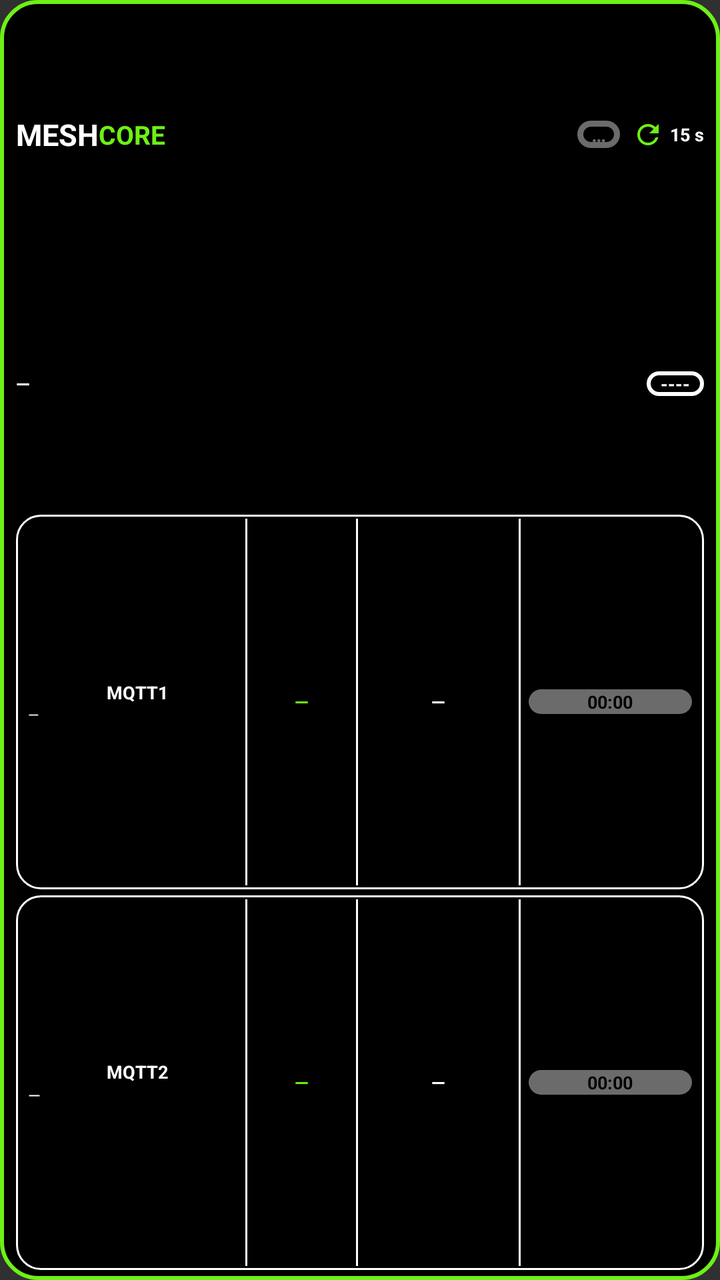
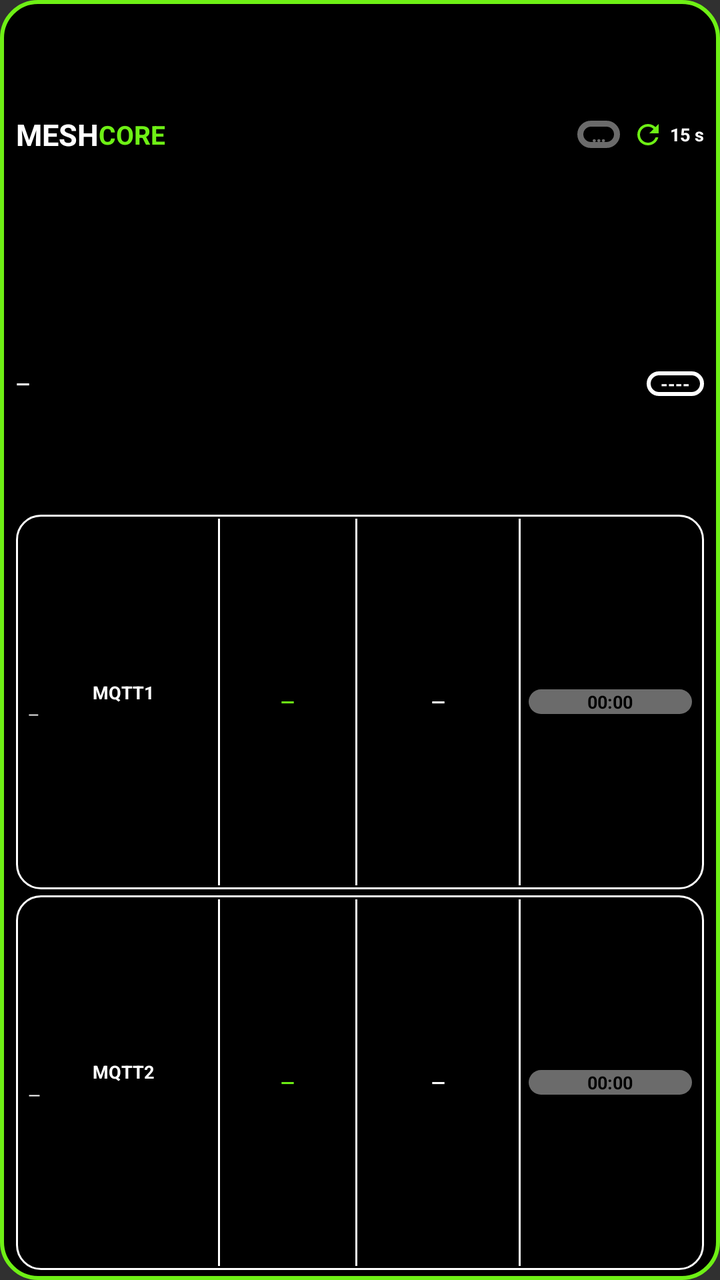

An Android layout rendered at two revisions. The XML below is the earlier revision; the diff shows what the commit changed to produce the second picture.
<!-- AndroidManifest.xml: application theme android:Theme.Material.NoActionBar -->
<!-- res/layout/widget_observer_compact.xml -->
<?xml version="1.0" encoding="utf-8"?>
<LinearLayout xmlns:android="http://schemas.android.com/apk/res/android"
    android:id="@+id/widget_root"
    android:layout_width="match_parent"
    android:layout_height="match_parent"
    android:orientation="vertical"
    android:paddingStart="8dp" android:paddingEnd="8dp" android:paddingTop="5dp" android:paddingBottom="5dp"
    android:background="@drawable/widget_bg">

    <LinearLayout android:layout_width="match_parent" android:layout_height="0dp" android:layout_weight="2"
        android:orientation="horizontal" android:gravity="center_vertical">
        <TextView android:layout_width="wrap_content" android:layout_height="wrap_content" android:text="MESH" android:textColor="#FFFFFF" android:textStyle="bold" android:textSize="15sp" android:maxLines="1"/>
        <TextView android:layout_width="wrap_content" android:layout_height="wrap_content" android:text="CORE" android:textColor="#6EF015" android:textStyle="bold" android:textSize="13sp" android:maxLines="1"/>
        <FrameLayout android:layout_width="0dp" android:layout_height="1dp" android:layout_weight="1"/>
        <TextView android:id="@+id/obs_live" android:layout_width="wrap_content" android:layout_height="wrap_content"
            android:background="@drawable/live_gray" android:paddingStart="7dp" android:paddingEnd="7dp"
            android:text="…" android:textColor="#6B6B6B" android:textStyle="bold" android:textSize="10sp" android:maxLines="1"/>
        <ImageView android:id="@+id/refresh_icon" android:layout_width="16dp" android:layout_height="16dp" android:layout_marginStart="6dp"
            android:src="@drawable/ic_refresh" android:contentDescription="@null"/>
        <TextView android:id="@+id/interval_text" android:layout_width="wrap_content" android:layout_height="wrap_content"
            android:layout_marginStart="3dp" android:text="15 s" android:textColor="#FFFFFF" android:textStyle="bold" android:textSize="9sp" android:maxLines="1"/>
    </LinearLayout>

    <LinearLayout android:layout_width="match_parent" android:layout_height="0dp" android:layout_weight="2"
        android:orientation="horizontal" android:gravity="center_vertical">
        <TextView android:id="@+id/obs_name" android:layout_width="0dp" android:layout_height="wrap_content" android:layout_weight="1"
            android:text="—" android:textColor="#FFFFFF" android:textStyle="bold" android:textSize="9sp" android:maxLines="1" android:ellipsize="end"/>
        <TextView android:id="@+id/obs_hash" android:layout_width="wrap_content" android:layout_height="wrap_content"
            android:background="@drawable/badge_outline" android:paddingStart="7dp" android:paddingEnd="7dp"
            android:text="----" android:textColor="#FFFFFF" android:textStyle="bold" android:textSize="9sp" android:maxLines="1"/>
    </LinearLayout>

    <LinearLayout android:layout_width="match_parent" android:layout_height="0dp" android:layout_weight="3"
        android:layout_marginTop="3dp" android:orientation="horizontal" android:gravity="center_vertical"
        android:background="@drawable/card_outline" android:paddingStart="6dp" android:paddingEnd="6dp" android:paddingTop="2dp" android:paddingBottom="2dp">
        <LinearLayout android:layout_width="0dp" android:layout_height="wrap_content" android:layout_weight="4" android:orientation="vertical">
            <TextView android:layout_width="match_parent" android:layout_height="wrap_content" android:text="MQTT1" android:textColor="#FFFFFF" android:textStyle="bold" android:gravity="center" android:textSize="9sp" android:maxLines="1"/>
            <TextView android:id="@+id/m1_host" android:layout_width="match_parent" android:layout_height="wrap_content" android:text="—" android:textColor="#FFFFFF" android:textSize="7sp" android:maxLines="1" android:ellipsize="end" android:autoSizeTextType="uniform" android:autoSizeMinTextSize="6sp" android:autoSizeMaxTextSize="8sp" android:autoSizeStepGranularity="1sp"/>
        </LinearLayout>
        <FrameLayout android:layout_width="1dp" android:layout_height="match_parent" android:background="#FFFFFF"/>
        <TextView android:id="@+id/m1_hour" android:layout_width="0dp" android:layout_height="wrap_content" android:layout_weight="2" android:gravity="center" android:text="—" android:textColor="#6EF015" android:textStyle="bold" android:textSize="9sp" android:maxLines="1" android:autoSizeTextType="uniform" android:autoSizeMinTextSize="6sp" android:autoSizeMaxTextSize="9sp" android:autoSizeStepGranularity="1sp"/>
        <LinearLayout android:id="@+id/m1_total_col" android:layout_width="0dp" android:layout_height="match_parent" android:layout_weight="3" android:orientation="horizontal" android:gravity="center_vertical">
            <FrameLayout android:layout_width="1dp" android:layout_height="match_parent" android:background="#FFFFFF"/>
            <TextView android:id="@+id/m1_total" android:layout_width="0dp" android:layout_height="wrap_content" android:layout_weight="1" android:gravity="center" android:text="—" android:textColor="#FFFFFF" android:textStyle="bold" android:textSize="9sp" android:maxLines="1" android:autoSizeTextType="uniform" android:autoSizeMinTextSize="5sp" android:autoSizeMaxTextSize="9sp" android:autoSizeStepGranularity="1sp"/>
        </LinearLayout>
        <FrameLayout android:layout_width="1dp" android:layout_height="match_parent" android:background="#FFFFFF"/>
        <Chronometer android:id="@+id/m1_last" android:layout_width="0dp" android:layout_height="wrap_content" android:layout_weight="3" android:layout_marginStart="4dp" android:gravity="center" android:background="@drawable/pill_gray" android:text="—" android:textColor="#000000" android:textStyle="bold" android:textSize="9sp" android:maxLines="1" android:autoSizeTextType="uniform" android:autoSizeMinTextSize="7sp" android:autoSizeMaxTextSize="9sp" android:autoSizeStepGranularity="1sp"/>
    </LinearLayout>

    <LinearLayout android:layout_width="match_parent" android:layout_height="0dp" android:layout_weight="3"
        android:layout_marginTop="3dp" android:orientation="horizontal" android:gravity="center_vertical"
        android:background="@drawable/card_outline" android:paddingStart="6dp" android:paddingEnd="6dp" android:paddingTop="2dp" android:paddingBottom="2dp">
        <LinearLayout android:layout_width="0dp" android:layout_height="wrap_content" android:layout_weight="4" android:orientation="vertical">
            <TextView android:layout_width="match_parent" android:layout_height="wrap_content" android:text="MQTT2" android:textColor="#FFFFFF" android:textStyle="bold" android:gravity="center" android:textSize="9sp" android:maxLines="1" android:autoSizeTextType="uniform" android:autoSizeMinTextSize="7sp" android:autoSizeMaxTextSize="9sp" android:autoSizeStepGranularity="1sp"/>
            <TextView android:id="@+id/m2_host" android:layout_width="match_parent" android:layout_height="wrap_content" android:text="—" android:textColor="#FFFFFF" android:textSize="8sp" android:maxLines="1" android:ellipsize="end" android:autoSizeTextType="uniform" android:autoSizeMinTextSize="6sp" android:autoSizeMaxTextSize="8sp" android:autoSizeStepGranularity="1sp"/>
        </LinearLayout>
        <FrameLayout android:layout_width="1dp" android:layout_height="match_parent" android:background="#FFFFFF"/>
        <TextView android:id="@+id/m2_hour" android:layout_width="0dp" android:layout_height="wrap_content" android:layout_weight="2" android:gravity="center" android:text="—" android:textColor="#6EF015" android:textStyle="bold" android:textSize="9sp" android:maxLines="1" android:autoSizeTextType="uniform" android:autoSizeMinTextSize="6sp" android:autoSizeMaxTextSize="9sp" android:autoSizeStepGranularity="1sp"/>
        <LinearLayout android:id="@+id/m2_total_col" android:layout_width="0dp" android:layout_height="match_parent" android:layout_weight="3" android:orientation="horizontal" android:gravity="center_vertical">
            <FrameLayout android:layout_width="1dp" android:layout_height="match_parent" android:background="#FFFFFF"/>
            <TextView android:id="@+id/m2_total" android:layout_width="0dp" android:layout_height="wrap_content" android:layout_weight="1" android:gravity="center" android:text="—" android:textColor="#FFFFFF" android:textStyle="bold" android:textSize="9sp" android:maxLines="1" android:autoSizeTextType="uniform" android:autoSizeMinTextSize="5sp" android:autoSizeMaxTextSize="9sp" android:autoSizeStepGranularity="1sp"/>
        </LinearLayout>
        <FrameLayout android:layout_width="1dp" android:layout_height="match_parent" android:background="#FFFFFF"/>
        <Chronometer android:id="@+id/m2_last" android:layout_width="0dp" android:layout_height="wrap_content" android:layout_weight="3" android:layout_marginStart="4dp" android:gravity="center" android:background="@drawable/pill_gray" android:text="—" android:textColor="#000000" android:textStyle="bold" android:textSize="9sp" android:maxLines="1" android:autoSizeTextType="uniform" android:autoSizeMinTextSize="7sp" android:autoSizeMaxTextSize="9sp" android:autoSizeStepGranularity="1sp"/>
    </LinearLayout>
</LinearLayout>
<!-- resources referenced by this layout -->
<resources>
  <!-- drawable badge_outline (drawable) -->
  <?xml version="1.0" encoding="utf-8"?>
  <shape xmlns:android="http://schemas.android.com/apk/res/android" android:shape="rectangle">
      <solid android:color="#000000"/>
      <stroke android:width="2dp" android:color="#FFFFFF"/>
      <corners android:radius="9dp"/>
  </shape>
  <!-- drawable card_outline (drawable) -->
  <?xml version="1.0" encoding="utf-8"?>
  <shape xmlns:android="http://schemas.android.com/apk/res/android" android:shape="rectangle">
      <solid android:color="#000000"/>
      <stroke android:width="1dp" android:color="#FFFFFF"/>
      <corners android:radius="12dp"/>
  </shape>
  <!-- drawable ic_refresh (drawable) -->
  <?xml version="1.0" encoding="utf-8"?>
  <vector xmlns:android="http://schemas.android.com/apk/res/android" android:width="24dp" android:height="24dp" android:viewportWidth="24" android:viewportHeight="24">
      <path android:fillColor="#6EF015" android:pathData="M17.65,6.35C16.2,4.9 14.21,4 12,4c-4.42,0 -7.99,3.58 -7.99,8s3.57,8 7.99,8c3.73,0 6.84,-2.55 7.73,-6h-2.08c-0.82,2.33 -3.04,4 -5.65,4 -3.31,0 -6,-2.69 -6,-6s2.69,-6 6,-6c1.66,0 3.14,0.69 4.22,1.78L13,11h7V4l-2.35,2.35z"/>
  </vector>
  <!-- drawable live_gray (drawable) -->
  <?xml version="1.0" encoding="utf-8"?>
  <shape xmlns:android="http://schemas.android.com/apk/res/android" android:shape="rectangle">
      <solid android:color="#000000"/>
      <stroke android:width="3dp" android:color="#6B6B6B"/>
      <corners android:radius="12dp"/>
  </shape>
  <!-- drawable pill_gray (drawable) -->
  <?xml version="1.0" encoding="utf-8"?>
  <shape xmlns:android="http://schemas.android.com/apk/res/android" android:shape="rectangle">
      <solid android:color="#6B6B6B"/>
      <corners android:radius="11dp"/>
  </shape>
  <!-- drawable widget_bg (drawable) -->
  <?xml version="1.0" encoding="utf-8"?>
  <shape xmlns:android="http://schemas.android.com/apk/res/android" android:shape="rectangle">
      <solid android:color="#000000"/>
      <stroke android:width="2dp" android:color="#6EF015"/>
      <corners android:radius="18dp"/>
  </shape>
</resources>

<!-- the commit's change to res/layout/widget_observer_compact.xml (unified diff, before → after) -->
@@ -33,12 +33,12 @@
     <LinearLayout android:layout_width="match_parent" android:layout_height="0dp" android:layout_weight="3"
         android:layout_marginTop="3dp" android:orientation="horizontal" android:gravity="center_vertical"
         android:background="@drawable/card_outline" android:paddingStart="6dp" android:paddingEnd="6dp" android:paddingTop="2dp" android:paddingBottom="2dp">
-        <LinearLayout android:layout_width="0dp" android:layout_height="wrap_content" android:layout_weight="4" android:orientation="vertical">
+        <LinearLayout android:layout_width="0dp" android:layout_height="wrap_content" android:layout_weight="3.5" android:orientation="vertical">
             <TextView android:layout_width="match_parent" android:layout_height="wrap_content" android:text="MQTT1" android:textColor="#FFFFFF" android:textStyle="bold" android:gravity="center" android:textSize="9sp" android:maxLines="1"/>
             <TextView android:id="@+id/m1_host" android:layout_width="match_parent" android:layout_height="wrap_content" android:text="—" android:textColor="#FFFFFF" android:textSize="7sp" android:maxLines="1" android:ellipsize="end" android:autoSizeTextType="uniform" android:autoSizeMinTextSize="6sp" android:autoSizeMaxTextSize="8sp" android:autoSizeStepGranularity="1sp"/>
         </LinearLayout>
         <FrameLayout android:layout_width="1dp" android:layout_height="match_parent" android:background="#FFFFFF"/>
-        <TextView android:id="@+id/m1_hour" android:layout_width="0dp" android:layout_height="wrap_content" android:layout_weight="2" android:gravity="center" android:text="—" android:textColor="#6EF015" android:textStyle="bold" android:textSize="9sp" android:maxLines="1" android:autoSizeTextType="uniform" android:autoSizeMinTextSize="6sp" android:autoSizeMaxTextSize="9sp" android:autoSizeStepGranularity="1sp"/>
+        <TextView android:id="@+id/m1_hour" android:layout_width="0dp" android:layout_height="wrap_content" android:layout_weight="2.5" android:gravity="center" android:text="—" android:textColor="#6EF015" android:textStyle="bold" android:textSize="9sp" android:maxLines="1" android:autoSizeTextType="uniform" android:autoSizeMinTextSize="5sp" android:autoSizeMaxTextSize="9sp" android:autoSizeStepGranularity="1sp"/>
         <LinearLayout android:id="@+id/m1_total_col" android:layout_width="0dp" android:layout_height="match_parent" android:layout_weight="3" android:orientation="horizontal" android:gravity="center_vertical">
             <FrameLayout android:layout_width="1dp" android:layout_height="match_parent" android:background="#FFFFFF"/>
             <TextView android:id="@+id/m1_total" android:layout_width="0dp" android:layout_height="wrap_content" android:layout_weight="1" android:gravity="center" android:text="—" android:textColor="#FFFFFF" android:textStyle="bold" android:textSize="9sp" android:maxLines="1" android:autoSizeTextType="uniform" android:autoSizeMinTextSize="5sp" android:autoSizeMaxTextSize="9sp" android:autoSizeStepGranularity="1sp"/>
@@ -50,12 +50,12 @@
     <LinearLayout android:layout_width="match_parent" android:layout_height="0dp" android:layout_weight="3"
         android:layout_marginTop="3dp" android:orientation="horizontal" android:gravity="center_vertical"
         android:background="@drawable/card_outline" android:paddingStart="6dp" android:paddingEnd="6dp" android:paddingTop="2dp" android:paddingBottom="2dp">
-        <LinearLayout android:layout_width="0dp" android:layout_height="wrap_content" android:layout_weight="4" android:orientation="vertical">
+        <LinearLayout android:layout_width="0dp" android:layout_height="wrap_content" android:layout_weight="3.5" android:orientation="vertical">
             <TextView android:layout_width="match_parent" android:layout_height="wrap_content" android:text="MQTT2" android:textColor="#FFFFFF" android:textStyle="bold" android:gravity="center" android:textSize="9sp" android:maxLines="1" android:autoSizeTextType="uniform" android:autoSizeMinTextSize="7sp" android:autoSizeMaxTextSize="9sp" android:autoSizeStepGranularity="1sp"/>
             <TextView android:id="@+id/m2_host" android:layout_width="match_parent" android:layout_height="wrap_content" android:text="—" android:textColor="#FFFFFF" android:textSize="8sp" android:maxLines="1" android:ellipsize="end" android:autoSizeTextType="uniform" android:autoSizeMinTextSize="6sp" android:autoSizeMaxTextSize="8sp" android:autoSizeStepGranularity="1sp"/>
         </LinearLayout>
         <FrameLayout android:layout_width="1dp" android:layout_height="match_parent" android:background="#FFFFFF"/>
-        <TextView android:id="@+id/m2_hour" android:layout_width="0dp" android:layout_height="wrap_content" android:layout_weight="2" android:gravity="center" android:text="—" android:textColor="#6EF015" android:textStyle="bold" android:textSize="9sp" android:maxLines="1" android:autoSizeTextType="uniform" android:autoSizeMinTextSize="6sp" android:autoSizeMaxTextSize="9sp" android:autoSizeStepGranularity="1sp"/>
+        <TextView android:id="@+id/m2_hour" android:layout_width="0dp" android:layout_height="wrap_content" android:layout_weight="2.5" android:gravity="center" android:text="—" android:textColor="#6EF015" android:textStyle="bold" android:textSize="9sp" android:maxLines="1" android:autoSizeTextType="uniform" android:autoSizeMinTextSize="5sp" android:autoSizeMaxTextSize="9sp" android:autoSizeStepGranularity="1sp"/>
         <LinearLayout android:id="@+id/m2_total_col" android:layout_width="0dp" android:layout_height="match_parent" android:layout_weight="3" android:orientation="horizontal" android:gravity="center_vertical">
             <FrameLayout android:layout_width="1dp" android:layout_height="match_parent" android:background="#FFFFFF"/>
             <TextView android:id="@+id/m2_total" android:layout_width="0dp" android:layout_height="wrap_content" android:layout_weight="1" android:gravity="center" android:text="—" android:textColor="#FFFFFF" android:textStyle="bold" android:textSize="9sp" android:maxLines="1" android:autoSizeTextType="uniform" android:autoSizeMinTextSize="5sp" android:autoSizeMaxTextSize="9sp" android:autoSizeStepGranularity="1sp"/>
